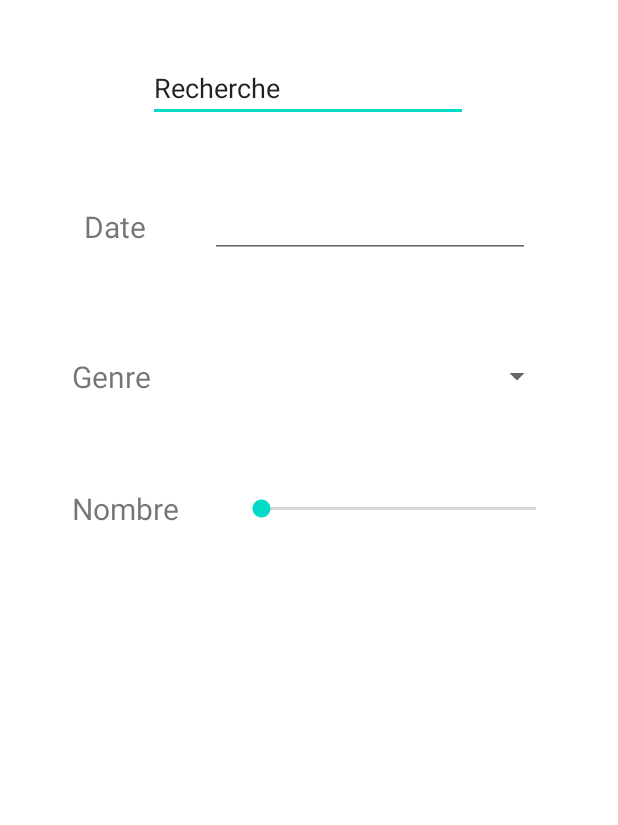
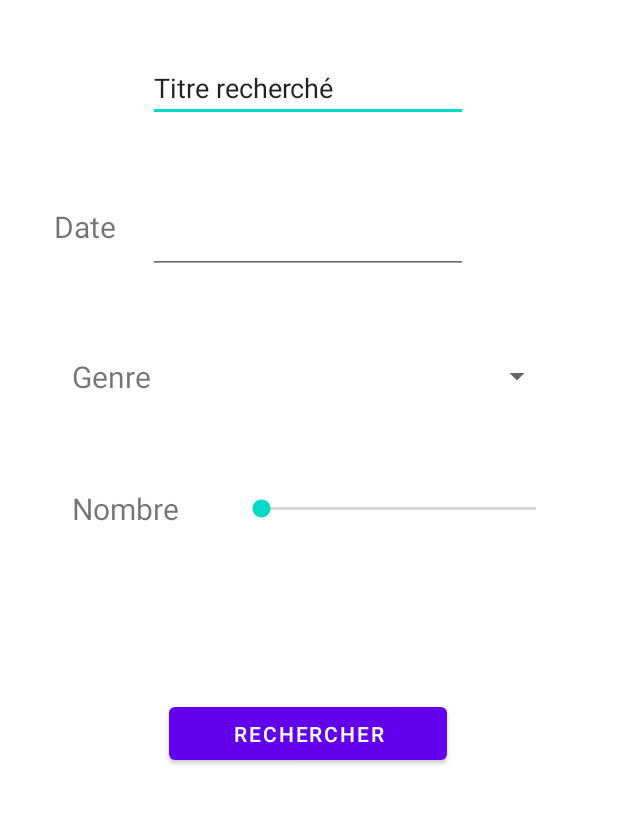
Before and after one commit to alexdgz/filmsApp, an Android app: the screen it shows after launch (MainActivity), on a phone screen of 412 x 824 dp, the part 264-1089 px from its top. Run offline under Robolectric (Android 15) with nearby library versions, the phone set to English and light mode, and no system bars.

Commit message:
bouton recherche sur la vue film

```diff
--- a/app/src/main/res/layout/activity_main.xml
+++ b/app/src/main/res/layout/activity_main.xml
@@ -22,7 +22,7 @@
         android:id="@+id/textViewDateid"
         android:layout_width="wrap_content"
         android:layout_height="wrap_content"
-        android:layout_marginStart="56dp"
+        android:layout_marginStart="36dp"
         android:layout_marginTop="56dp"
         android:text="Date"
         android:textSize="20sp"
@@ -36,7 +36,7 @@
         android:layout_marginTop="36dp"
         android:ems="10"
         android:inputType="textPersonName"
-        android:text="Recherche"
+        android:text="Titre recherché"
         app:layout_constraintEnd_toEndOf="@+id/textView2"
         app:layout_constraintHorizontal_bias="0.508"
         app:layout_constraintStart_toStartOf="@+id/textView2"
@@ -50,10 +50,10 @@
         android:inputType="date"
         app:layout_constraintBottom_toBottomOf="@+id/textViewDateid"
         app:layout_constraintEnd_toEndOf="parent"
-        app:layout_constraintHorizontal_bias="0.421"
+        app:layout_constraintHorizontal_bias="0.178"
         app:layout_constraintStart_toEndOf="@+id/textViewDateid"
         app:layout_constraintTop_toTopOf="@+id/textViewDateid"
-        app:layout_constraintVertical_bias="0.611" />
+        app:layout_constraintVertical_bias="0.0" />
 
     <TextView
         android:id="@+id/textViewGenreid"
@@ -97,4 +97,17 @@
         app:layout_constraintStart_toEndOf="@+id/textViewNombreid"
         app:layout_constraintTop_toTopOf="@+id/textViewNombreid" />
 
+    <Button
+        android:id="@+id/searchBtn"
+        android:layout_width="185dp"
+        android:layout_height="47dp"
+        android:layout_marginTop="111dp"
+        android:text="Rechercher"
+        app:layout_constraintBottom_toBottomOf="parent"
+        app:layout_constraintEnd_toEndOf="parent"
+        app:layout_constraintHorizontal_bias="0.498"
+        app:layout_constraintStart_toStartOf="parent"
+        app:layout_constraintTop_toBottomOf="@+id/seekBarNombreid"
+        app:layout_constraintVertical_bias="0.0" />
+
 </androidx.constraintlayout.widget.ConstraintLayout>
--- a/app/src/main/res/layout/activity_results.xml
+++ b/app/src/main/res/layout/activity_results.xml
@@ -13,7 +13,8 @@
         app:layout_constraintEnd_toEndOf="parent"
         app:layout_constraintStart_toStartOf="parent"
         app:layout_constraintTop_toTopOf="parent"
-        app:layout_constraintVertical_bias="0.574">
+        app:layout_constraintVertical_bias="0.574"
+        tools:ignore="SpeakableTextPresentCheck">
 
         <LinearLayout
             android:layout_width="match_parent"
@@ -29,5 +30,6 @@
         app:layout_constraintBottom_toTopOf="@+id/listResults"
         app:layout_constraintEnd_toEndOf="parent"
         app:layout_constraintStart_toStartOf="parent"
-        app:layout_constraintTop_toTopOf="parent" />
+        app:layout_constraintTop_toTopOf="parent"
+        app:layout_constraintVertical_bias="0.804" />
 </androidx.constraintlayout.widget.ConstraintLayout>
```
